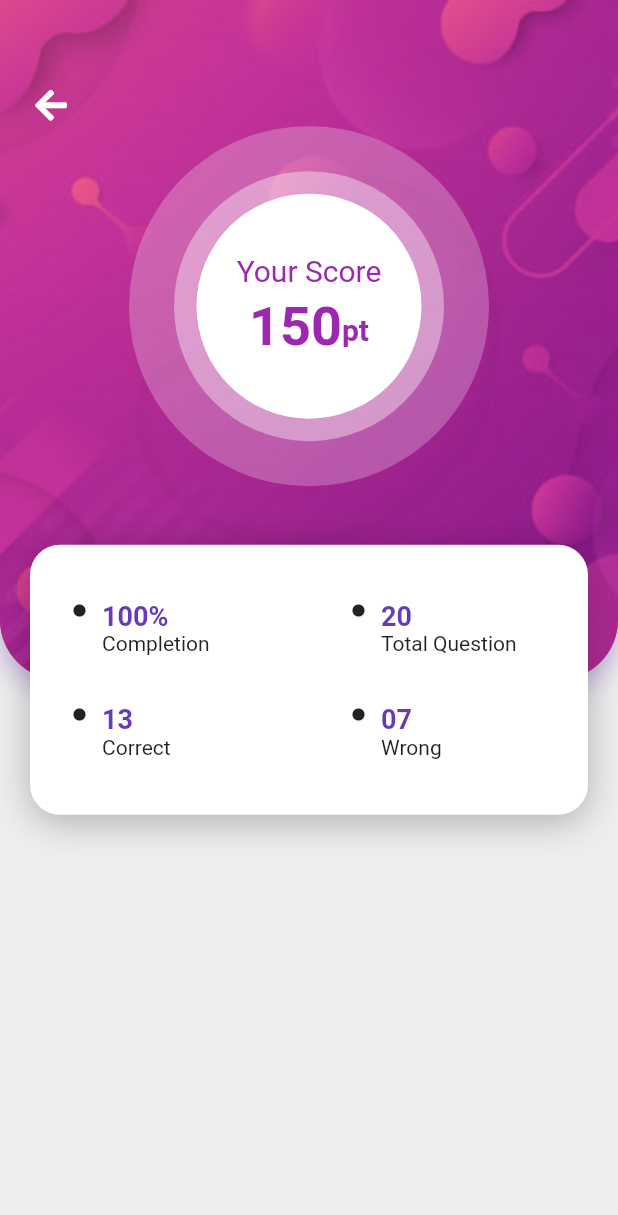
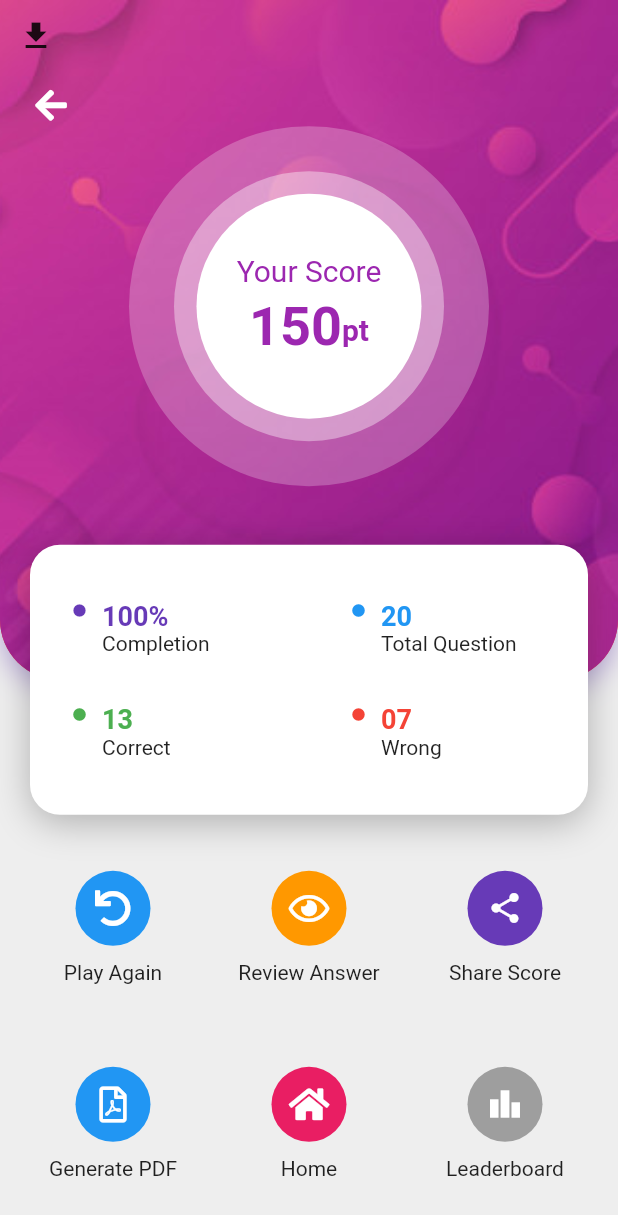
Before and after one commit to aman1210/FindMind_Quiz, a Flutter app: the ScoreScreen screen opened directly, on a phone screen of 412 x 824 dp. Shown: the top 1215 px of the screen. Run offline on Flutter 3.47's test engine with Material 2 defaults, Android fonts, the phone set to English and light mode, and no system bars; our stand-ins replace circular_countdown_timer, cloud_firestore, firebase_core, font_awesome_flutter, percent_indicator; accounts and stored records are empty; statements that could not run were skipped.

Commit message:
adding questions

```diff
--- /dev/null
+++ b/lib/model/questionModel.dart
@@ -0,0 +1,13 @@
+import 'package:flutter/foundation.dart';
+
+class QuestionModel {
+  final String question;
+  final List<String> options;
+  final String correct;
+
+  QuestionModel({
+    @required this.question,
+    @required this.options,
+    @required this.correct,
+  });
+}
--- a/lib/screens/scoreScreen.dart
+++ b/lib/screens/scoreScreen.dart
@@ -1,7 +1,10 @@
+import 'package:findmind_task/provider/quizProvider.dart';
 import 'package:findmind_task/widgets/background.dart';
 import 'package:findmind_task/widgets/customAppBar.dart';
 import 'package:findmind_task/widgets/scoreBubble.dart';
 import 'package:flutter/material.dart';
+import 'package:font_awesome_flutter/font_awesome_flutter.dart';
+import 'package:provider/provider.dart';
 
 class ScoreScreen extends StatelessWidget {
   @override
@@ -10,29 +13,45 @@ class ScoreScreen extends StatelessWidget {
     final bgHeight = size.height * 0.55;
     final scoreContainerHeight = 180.0;
     final scoreContainerWidth = size.width - 40;
-    return Scaffold(
-      body: Container(
-        height: size.height,
-        width: size.width,
-        color: Colors.grey[200],
-        child: Stack(
-          children: [
-            BackGround(topWidgetHeight: bgHeight, s: size, radius: 40),
-            ScoreBubble(
-                bgHeight: bgHeight,
-                scoreContainerHeight: scoreContainerHeight,
-                size: size),
-            CustomAppBar(
-              s: size,
-              isQuizScreen: false,
-            ),
-            Positioned(
+    final options = [
+      {
+        "icon": FontAwesomeIcons.undo,
+        "footer": "Play Again",
+        "color": Colors.blue
+      },
+      {
+        "icon": FontAwesomeIcons.eye,
+        "footer": "Review Answer",
+        "color": Colors.orange
+      },
+      {
+        "icon": Icons.share,
+        "footer": "Share Score",
+        "color": Colors.deepPurple
+      },
+      {
+        "icon": FontAwesomeIcons.filePdf,
+        "footer": "Generate PDF",
+        "color": Colors.blue,
+      },
+      {
+        "icon": FontAwesomeIcons.home,
+        "footer": "Home",
+        "color": Colors.pink,
+      },
+      {
+        "icon": Icons.leaderboard,
+        "footer": "Leaderboard",
+        "color": Colors.grey
+      },
+    ];
+
+    Widget scoreBoard = Positioned(
       top: bgHeight - scoreContainerHeight / 2,
       left: 20,
       child: Container(
         height: scoreContainerHeight,
         width: scoreContainerWidth,
-                // padding: const EdgeInsets.all(10),
         decoration: BoxDecoration(
           color: Colors.white,
           borderRadius: BorderRadius.circular(20),
@@ -50,42 +69,69 @@ class ScoreScreen extends StatelessWidget {
             Row(
               mainAxisAlignment: MainAxisAlignment.center,
               children: [
-                        customTile("100%", "Completion"),
-                        customTile("20", "Total Question")
+                customTile("100%", "Completion", Colors.deepPurple),
+                customTile("20", "Total Question", Colors.blue)
               ],
             ),
             Row(
               mainAxisAlignment: MainAxisAlignment.start,
               children: [
-                        customTile("13", "Correct"),
-                        customTile("07", "Wrong"),
+                customTile("13", "Correct", Colors.green),
+                customTile("07", "Wrong", Colors.red),
               ],
             )
           ],
         ),
       ),
-            )
+    );
+    return Scaffold(
+      body: Container(
+        height: size.height,
+        width: size.width,
+        color: Colors.grey[200],
+        child: Stack(
+          children: [
+            BackGround(topWidgetHeight: bgHeight, s: size, radius: 40),
+            ScoreBubble(
+                bgHeight: bgHeight,
+                scoreContainerHeight: scoreContainerHeight,
+                size: size),
+            CustomAppBar(
+              s: size,
+              isQuizScreen: false,
+            ),
+            scoreBoard,
+            Options(
+                size: size,
+                bgHeight: bgHeight,
+                scoreContainerHeight: scoreContainerHeight,
+                options: options),
+            IconButton(
+                icon: Icon(Icons.get_app),
+                onPressed: () {
+                  Provider.of<QuizProvider>(context, listen: false)
+                      .loadProducts();
+                }),
           ],
         ),
       ),
     );
   }
 
-  Expanded customTile(String title, String subTitle) {
+  Expanded customTile(String title, String subTitle, Color color) {
     return Expanded(
       child: Container(
-        // color: Colors.red,
         margin: const EdgeInsets.only(left: 10),
         padding: const EdgeInsets.symmetric(horizontal: 8, vertical: 16),
         child: Row(
           crossAxisAlignment: CrossAxisAlignment.start,
-          // mainAxisAlignment: MainAxisAlignment.center,
           children: [
             Padding(
               padding: const EdgeInsets.symmetric(horizontal: 10, vertical: 2),
               child: Icon(
                 Icons.circle,
                 size: 10,
+                color: color,
               ),
             ),
             Column(
@@ -95,9 +141,7 @@ class ScoreScreen extends StatelessWidget {
                 Text(
                   title,
                   style: TextStyle(
-                      fontSize: 18,
-                      fontWeight: FontWeight.bold,
-                      color: Colors.deepPurple),
+                      fontSize: 18, fontWeight: FontWeight.bold, color: color),
                 ),
                 Text(
                   subTitle,
@@ -111,3 +155,77 @@ class ScoreScreen extends StatelessWidget {
     );
   }
 }
+
+class Options extends StatelessWidget {
+  const Options({
+    Key key,
+    @required this.size,
+    @required this.bgHeight,
+    @required this.scoreContainerHeight,
+    @required this.options,
+  }) : super(key: key);
+
+  final Size size;
+  final double bgHeight;
+  final double scoreContainerHeight;
+  final List<Map<String, Object>> options;
+
+  @override
+  Widget build(BuildContext context) {
+    return Positioned(
+      bottom: 0,
+      child: Container(
+        height: size.height - bgHeight - scoreContainerHeight / 2,
+        width: size.width,
+        padding: const EdgeInsets.all(10),
+        child: Center(
+          child: GridView.builder(
+            gridDelegate:
+                SliverGridDelegateWithFixedCrossAxisCount(crossAxisCount: 3),
+            itemBuilder: (context, index) => Container(
+              child: Column(
+                mainAxisAlignment: MainAxisAlignment.center,
+                children: [
+                  Container(
+                    height: 50,
+                    width: 50,
+                    decoration: BoxDecoration(
+                        shape: BoxShape.circle, color: options[index]['color']),
+                    child: InkWell(
+                      onTap: () {
+                        showDialog(
+                          context: context,
+                          builder: (context) => AlertDialog(
+                            actions: [
+                              ElevatedButton(
+                                  onPressed: () {
+                                    Navigator.of(context).pop();
+                                  },
+                                  child: Text('Okay'))
+                            ],
+                            title: Text('${options[index]["footer"]} tapped!'),
+                          ),
+                        );
+                      },
+                      child: Icon(
+                        options[index]['icon'],
+                        color: Colors.white,
+                      ),
+                    ),
+                  ),
+                  SizedBox(
+                    height: 10,
+                  ),
+                  Text(
+                    options[index]['footer'],
+                  ),
+                ],
+              ),
+            ),
+            itemCount: options.length,
+          ),
+        ),
+      ),
+    );
+  }
+}
--- a/pubspec.yaml
+++ b/pubspec.yaml
@@ -25,10 +25,10 @@ dependencies:
     sdk: flutter
   firebase_core: 1.0.3
   cloud_firestore: ^1.0.5
+  provider: ^5.0.0
   percent_indicator: ^3.0.1
   font_awesome_flutter: ^9.0.0
   circular_countdown_timer: ^0.2.0
-
 
   # The following adds the Cupertino Icons font to your application.
   # Use with the CupertinoIcons class for iOS style icons.
```
Also changed, not shown: lib/main.dart (+24 -2 lines), lib/provider/quizProvider.dart (added, +34 -0 lines), lib/screens/quizScreen.dart (+26 -1 lines), lib/widgets/optionsContainer.dart (+14 -10 lines), lib/widgets/question.dart (+29 -32 lines), lib/widgets/timer.dart (+1 -19 lines), pubspec.lock. Lines whose indentation alone changed are shown as unchanged.
